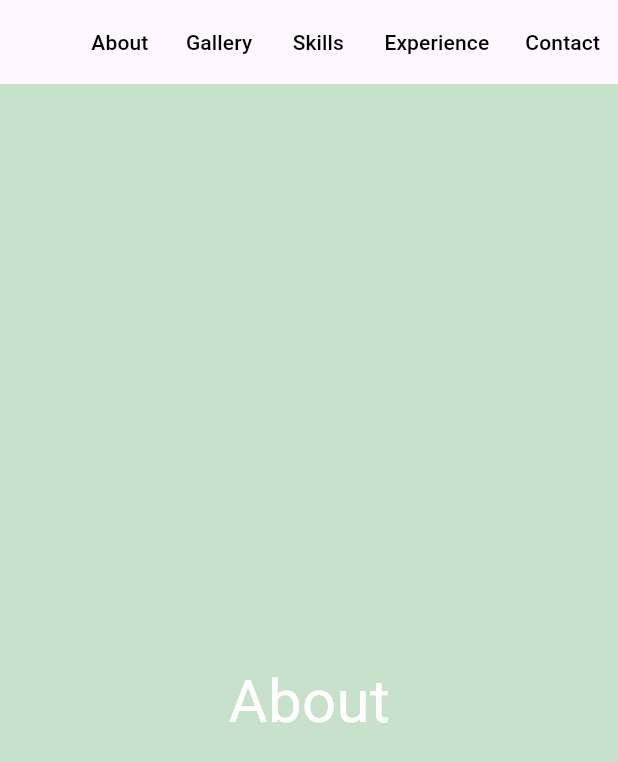
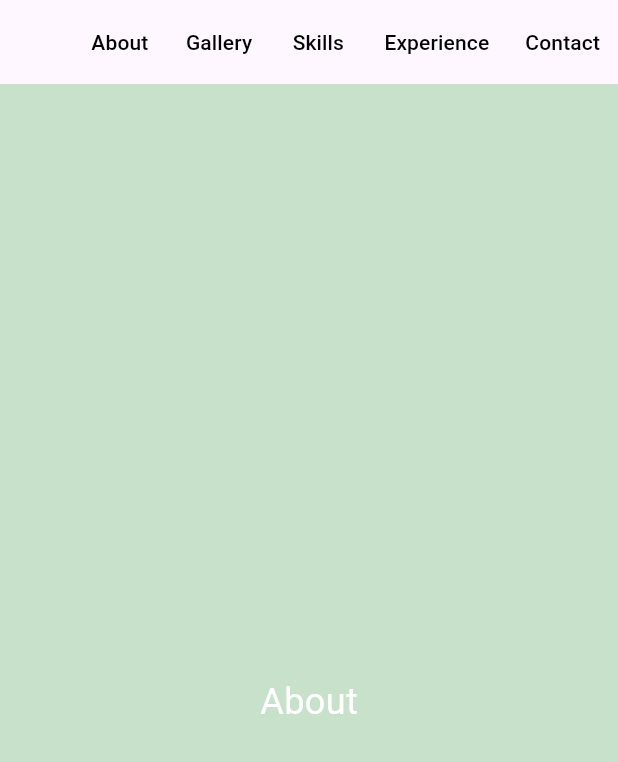
Before and after one commit to Pierre81385/probable-node-swiftui, a Flutter app: the screen it shows after launch, on a phone screen of 412 x 824 dp. Shown: the top 762 px of the screen. Run offline on Flutter 3.47's test engine with Material 3 defaults, Android fonts, the phone set to English and light mode, and no system bars.

Commit message:
view sections staged

```diff
--- /dev/null
+++ b/probable_node_flutter/lib/about.dart
@@ -0,0 +1,46 @@
+import 'package:flutter/material.dart';
+
+class AboutView extends StatefulWidget {
+  final double width;
+  final double height;
+     final String title;
+  final Color color;
+
+  const AboutView({required this.width, required this.height, required this.title, required this.color});
+
+  @override
+  State<AboutView> createState() => _AboutViewState();
+}
+
+class _AboutViewState extends State<AboutView> {
+  late double screenWidth;
+  late double screenHeight;
+      late String title;
+  late Color color;
+
+   @override
+  void initState() {
+    screenWidth = widget.width;
+    screenHeight = widget.height;
+        title = widget.title;
+    color = widget.color;
+    super.initState();
+  }
+
+
+  @override
+  Widget build(BuildContext context) {
+
+    return Container(
+          height: screenHeight,
+          width: screenWidth,
+          color: color,
+          child: Center(
+            child: Text(
+              title,
+              style: TextStyle(fontSize: 24, color: Colors.white),
+            ),
+          ),
+        );
+  }
+}
--- a/probable_node_flutter/lib/main.dart
+++ b/probable_node_flutter/lib/main.dart
@@ -1,5 +1,10 @@
 import 'dart:ui' as UI;
 import 'package:flutter/material.dart';
+import 'package:probable_node_flutter/about.dart';
+import 'package:probable_node_flutter/contact.dart';
+import 'package:probable_node_flutter/experience.dart';
+import 'package:probable_node_flutter/gallery.dart';
+import 'package:probable_node_flutter/skills.dart';
 
 void main() {
   runApp(const MyApp());
@@ -42,10 +47,10 @@ class HomeView extends StatefulWidget {
   const HomeView({super.key});
 
   @override
-  State<HomeView> createState() => _HomeViewState();
+  State<HomeView> createState() => HomeViewState();
 }
 
-class _HomeViewState extends State<HomeView> {
+class HomeViewState extends State<HomeView> {
 
   final ScrollController _scrollController = ScrollController();
   final GlobalKey _galleryKey = GlobalKey();
@@ -101,11 +106,11 @@ class _HomeViewState extends State<HomeView> {
         child: Column(
           crossAxisAlignment: CrossAxisAlignment.start,
           children: [
-            SectionWidget(key: _aboutKey, title: 'About', color: Colors.green.withOpacity(0.3), height: screenHeight,),
-            SectionWidget(key: _galleryKey, title: 'Gallery', color: Colors.white, height: screenHeight,),
-            SectionWidget(key: _skillsKey, title: 'Skills', color: Colors.blue.withOpacity(0.3), height: screenHeight,),
-            SectionWidget(key: _experienceKey, title: 'Experience', color: Colors.teal.withOpacity(0.3), height: screenHeight,),
-            SectionWidget(key: _contactKey, title: 'Contact', color: Colors.red.withOpacity(0.3), height: screenHeight,),
+            SectionWidget(key: _aboutKey, title: 'About', color: Colors.green.withOpacity(0.3), height: screenHeight, width: screenWidth,),
+            SectionWidget(key: _galleryKey, title: 'Gallery', color: Colors.white, height: screenHeight, width: screenWidth,),
+            SectionWidget(key: _skillsKey, title: 'Skills', color: Colors.blue.withOpacity(0.3), height: screenHeight, width: screenWidth,),
+            SectionWidget(key: _experienceKey, title: 'Experience', color: Colors.teal.withOpacity(0.3), height: screenHeight, width: screenWidth,),
+            SectionWidget(key: _contactKey, title: 'Contact', color: Colors.red.withOpacity(0.3), height: screenHeight, width: screenWidth,),
           ],
         ),
       ),
@@ -113,112 +118,58 @@ class _HomeViewState extends State<HomeView> {
   }
 }
 
-class SectionWidget extends StatelessWidget {
+class SectionWidget extends StatefulWidget {
+  const SectionWidget({Key? key, required this.title, required this.color, required this.height, required this.width}) : super(key: key);
+
   final String title;
   final Color color;
   final double height;
-
-  const SectionWidget({Key? key, required this.title, required this.color, required this.height}) : super(key: key);
+  final double width;
 
   @override
-  Widget build(BuildContext context) {
-    return Container(
-      height: height,
-      color: color,
-      child: Center(
-        child: Text(
-          title,
-          style: TextStyle(fontSize: 40, color: Colors.white),
-        ),
-      ),
-    );
-  }
+  State<SectionWidget> createState() => _SectionWidgetState();
 }
 
-class MyHomePage extends StatefulWidget {
-  const MyHomePage({super.key, required this.title});
+class _SectionWidgetState extends State<SectionWidget> {
 
-  // This widget is the home page of your application. It is stateful, meaning
-  // that it has a State object (defined below) that contains fields that affect
-  // how it looks.
-
-  // This class is the configuration for the state. It holds the values (in this
-  // case the title) provided by the parent (in this case the App widget) and
-  // used by the build method of the State. Fields in a Widget subclass are
-  // always marked "final".
-
-  final String title;
+  late double screenWidth;
+  late double screenHeight;
+  late String title;
+  late Color color;
 
   @override
-  State<MyHomePage> createState() => _MyHomePageState();
-}
-
-class _MyHomePageState extends State<MyHomePage> {
-  int _counter = 0;
-
-  void _incrementCounter() {
-    setState(() {
-      // This call to setState tells the Flutter framework that something has
-      // changed in this State, which causes it to rerun the build method below
-      // so that the display can reflect the updated values. If we changed
-      // _counter without calling setState(), then the build method would not be
-      // called again, and so nothing would appear to happen.
-      _counter++;
-    });
+  void initState() {
+    screenWidth = widget.width;
+    screenHeight = widget.height;
+    title = widget.title;
+    color = widget.color;
+    super.initState();
   }
 
   @override
   Widget build(BuildContext context) {
-    // This method is rerun every time setState is called, for instance as done
-    // by the _incrementCounter method above.
-    //
-    // The Flutter framework has been optimized to make rerunning build methods
-    // fast, so that you can just rebuild anything that needs updating rather
-    // than having to individually change instances of widgets.
-    return Scaffold(
-      appBar: AppBar(
-        // TRY THIS: Try changing the color here to a specific color (to
-        // Colors.amber, perhaps?) and trigger a hot reload to see the AppBar
-        // change color while the other colors stay the same.
-        backgroundColor: Theme.of(context).colorScheme.inversePrimary,
-        // Here we take the value from the MyHomePage object that was created by
-        // the App.build method, and use it to set our appbar title.
-        title: Text(widget.title),
-      ),
-      body: Center(
-        // Center is a layout widget. It takes a single child and positions it
-        // in the middle of the parent.
-        child: Column(
-          // Column is also a layout widget. It takes a list of children and
-          // arranges them vertically. By default, it sizes itself to fit its
-          // children horizontally, and tries to be as tall as its parent.
-          //
-          // Column has various properties to control how it sizes itself and
-          // how it positions its children. Here we use mainAxisAlignment to
-          // center the children vertically; the main axis here is the vertical
-          // axis because Columns are vertical (the cross axis would be
-          // horizontal).
-          //
-          // TRY THIS: Invoke "debug painting" (choose the "Toggle Debug Paint"
-          // action in the IDE, or press "p" in the console), to see the
-          // wireframe for each widget.
-          mainAxisAlignment: MainAxisAlignment.center,
-          children: <Widget>[
-            const Text(
-              'You have pushed the button this many times:',
-            ),
-            Text(
-              '$_counter',
-              style: Theme.of(context).textTheme.headlineMedium,
-            ),
-          ],
+    if (widget.key == context.findAncestorStateOfType<HomeViewState>()?._aboutKey) {
+      return AboutView(width: screenWidth, height: screenHeight, title: title, color: color,);
+    } else if (widget.key == context.findAncestorStateOfType<HomeViewState>()?._galleryKey) {
+      return GalleryView(width: screenWidth, height: screenHeight);
+    } else if (widget.key == context.findAncestorStateOfType<HomeViewState>()?._skillsKey) {
+      return SkillsView(width: screenWidth, height: screenHeight, title: title, color: color,);
+    } else if (widget.key == context.findAncestorStateOfType<HomeViewState>()?._experienceKey) {
+      return ExperienceView(width: screenWidth, height: screenHeight, title: title, color: color,);
+    } else if (widget.key == context.findAncestorStateOfType<HomeViewState>()?._contactKey) {
+      return ContactView(width: screenWidth, height: screenHeight, title: title, color: color,);
+    } else {
+      return Container(
+        height: screenHeight,
+        width: screenWidth,
+        color: widget.color,
+        child: Center(
+          child: Text(
+            widget.title,
+            style: TextStyle(fontSize: 24, color: Colors.white),
+          ),
         ),
-      ),
-      floatingActionButton: FloatingActionButton(
-        onPressed: _incrementCounter,
-        tooltip: 'Increment',
-        child: const Icon(Icons.add),
-      ), // This trailing comma makes auto-formatting nicer for build methods.
-    );
+      );
+    }
   }
 }
--- a/probable_node_flutter/pubspec.yaml
+++ b/probable_node_flutter/pubspec.yaml
@@ -59,9 +59,8 @@ flutter:
   uses-material-design: true
 
   # To add assets to your application, add an assets section, like this:
-  # assets:
-  #   - images/a_dot_burr.jpeg
-  #   - images/a_dot_ham.jpeg
+  assets:
+    - lib/assets/
 
   # An image asset can refer to one or more resolution-specific "variants", see
   # https://flutter.dev/assets-and-images/#resolution-aware
```
Also changed, not shown: probable_node_flutter/lib/contact.dart (added, +48 -0 lines), probable_node_flutter/lib/experience.dart (added, +46 -0 lines), probable_node_flutter/lib/gallery.dart (added, +87 -0 lines), probable_node_flutter/lib/skills.dart (added, +46 -0 lines), 1 other file.
